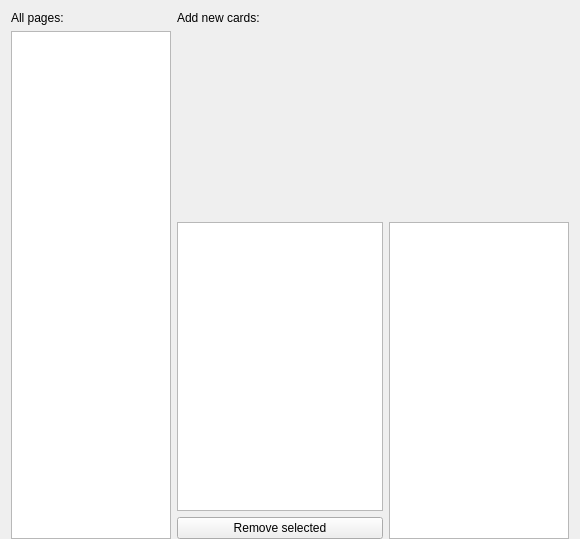
Above: mtg_proxy_printer/resources/ui/central_widget/grouped.ui from luziferius/MTGProxyPrinter before the change. Below: the same form after it.
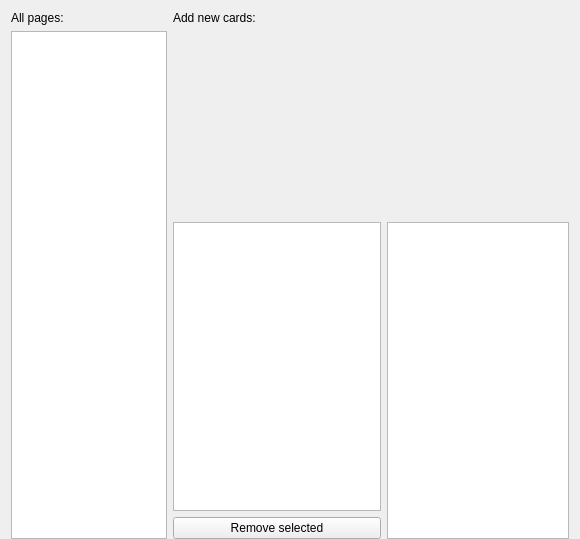
That is the form after the change. Icons and pictures are not drawn. Custom widgets are drawn as their Qt base class.

Commit message:
CentralWidget: Adjusted labels in the Grouped CentralWidget layout to fill all spaces in the layout grid.
FossilOrigin-Name: 560f8c094d6a82b98459706aa380f7f2c22cfa32a2d5aaa4000211cc8fda5b71

Patch:
```diff
--- a/mtg_proxy_printer/resources/ui/central_widget/grouped.ui
+++ b/mtg_proxy_printer/resources/ui/central_widget/grouped.ui
@@ -66,10 +66,13 @@
      </property>
     </widget>
    </item>
-   <item row="0" column="0">
-    <widget class="QLabel" name="document_view_label">
-     <property name="text">
-      <string>All pages:</string>
+   <item row="5" column="2" rowspan="2">
+    <widget class="QTableView" name="page_card_table_view">
+     <property name="sizePolicy">
+      <sizepolicy hsizetype="Expanding" vsizetype="Expanding">
+       <horstretch>8</horstretch>
+       <verstretch>10</verstretch>
+      </sizepolicy>
      </property>
     </widget>
    </item>
@@ -83,7 +86,14 @@
      </property>
     </widget>
    </item>
-   <item row="0" column="2">
+   <item row="0" column="0" colspan="2">
+    <widget class="QLabel" name="document_view_label">
+     <property name="text">
+      <string>All pages:</string>
+     </property>
+    </widget>
+   </item>
+   <item row="0" column="2" colspan="2">
     <widget class="QLabel" name="add_card_widget_label">
      <property name="text">
       <string>Add new cards:</string>
```
Left out of the diff: 78 changed lines with no effect on the pictures.
